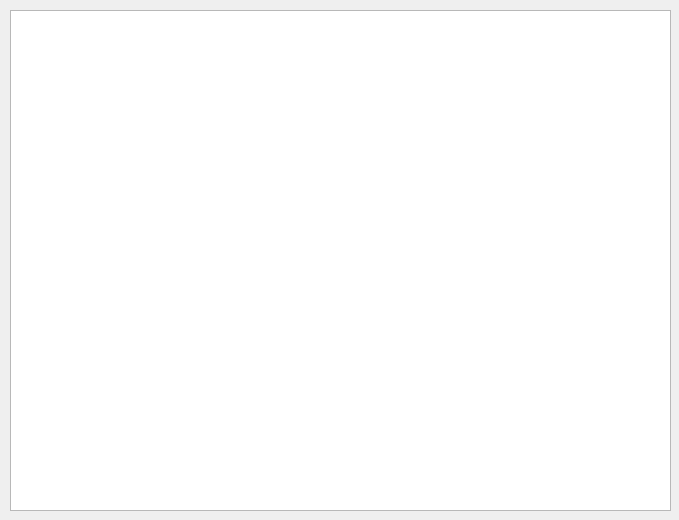
The window that forms/PersonsForm.ui (wil-low/astronom-qt) describes before a commit, drawn with Qt 5.
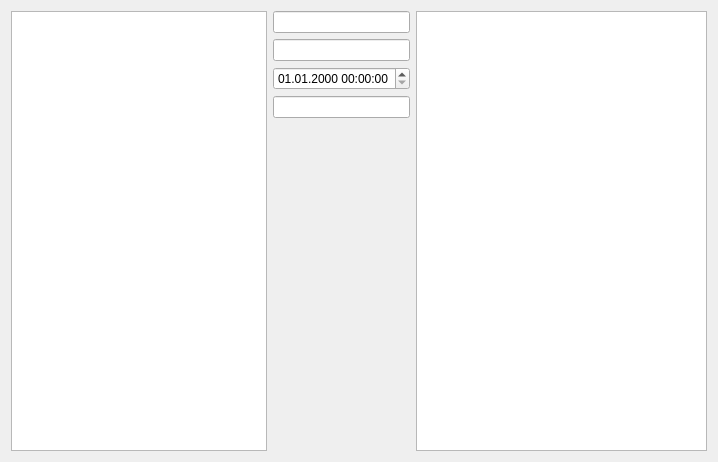
The same window after the commit. Custom widgets are drawn as their Qt base class.

Commit message: PersonsForm layout improved, added model mapping

Patch:
```diff
--- a/forms/PersonsForm.ui
+++ b/forms/PersonsForm.ui
@@ -6,8 +6,8 @@
    <rect>
     <x>0</x>
     <y>0</y>
-    <width>679</width>
-    <height>520</height>
+    <width>718</width>
+    <height>462</height>
    </rect>
   </property>
   <property name="sizePolicy">
@@ -19,41 +19,115 @@
   <property name="windowTitle">
    <string>Dialog</string>
   </property>
-  <widget class="QTableView" name="tvPersonList">
-   <property name="geometry">
-    <rect>
-     <x>10</x>
-     <y>10</y>
-     <width>661</width>
-     <height>501</height>
-    </rect>
-   </property>
-   <property name="editTriggers">
-    <set>QAbstractItemView::NoEditTriggers</set>
-   </property>
-   <property name="alternatingRowColors">
-    <bool>true</bool>
-   </property>
-   <property name="selectionMode">
-    <enum>QAbstractItemView::SingleSelection</enum>
-   </property>
-   <property name="selectionBehavior">
-    <enum>QAbstractItemView::SelectRows</enum>
-   </property>
-   <property name="wordWrap">
-    <bool>false</bool>
-   </property>
-   <attribute name="horizontalHeaderHighlightSections">
-    <bool>false</bool>
-   </attribute>
-   <attribute name="verticalHeaderVisible">
-    <bool>false</bool>
-   </attribute>
-   <attribute name="verticalHeaderHighlightSections">
-    <bool>false</bool>
-   </attribute>
-  </widget>
+  <property name="modal">
+   <bool>true</bool>
+  </property>
+  <layout class="QHBoxLayout" name="horizontalLayout">
+   <item>
+    <widget class="QListView" name="lvPersons">
+     <property name="sizePolicy">
+      <sizepolicy hsizetype="Preferred" vsizetype="Expanding">
+       <horstretch>0</horstretch>
+       <verstretch>0</verstretch>
+      </sizepolicy>
+     </property>
+     <property name="editTriggers">
+      <set>QAbstractItemView::NoEditTriggers</set>
+     </property>
+     <property name="uniformItemSizes">
+      <bool>true</bool>
+     </property>
+    </widget>
+   </item>
+   <item>
+    <layout class="QVBoxLayout" name="verticalLayout">
+     <item>
+      <widget class="CoordLineEdit" name="editLat">
+       <property name="enabled">
+        <bool>true</bool>
+       </property>
+       <property name="sizePolicy">
+        <sizepolicy hsizetype="Preferred" vsizetype="Fixed">
+         <horstretch>0</horstretch>
+         <verstretch>0</verstretch>
+        </sizepolicy>
+       </property>
+      </widget>
+     </item>
+     <item>
+      <widget class="CoordLineEdit" name="editLon">
+       <property name="enabled">
+        <bool>true</bool>
+       </property>
+       <property name="sizePolicy">
+        <sizepolicy hsizetype="Preferred" vsizetype="Fixed">
+         <horstretch>0</horstretch>
+         <verstretch>0</verstretch>
+        </sizepolicy>
+       </property>
+      </widget>
+     </item>
+     <item>
+      <widget class="QDateTimeEdit" name="editDateTime">
+       <property name="enabled">
+        <bool>true</bool>
+       </property>
+       <property name="sizePolicy">
+        <sizepolicy hsizetype="Preferred" vsizetype="Fixed">
+         <horstretch>0</horstretch>
+         <verstretch>0</verstretch>
+        </sizepolicy>
+       </property>
+       <property name="displayFormat">
+        <string>dd.MM.yyyy HH:mm:ss</string>
+       </property>
+      </widget>
+     </item>
+     <item>
+      <widget class="TimeOffsetEdit" name="editTimeOffset">
+       <property name="enabled">
+        <bool>true</bool>
+       </property>
+       <property name="sizePolicy">
+        <sizepolicy hsizetype="Preferred" vsizetype="Fixed">
+         <horstretch>0</horstretch>
+         <verstretch>0</verstretch>
+        </sizepolicy>
+       </property>
+      </widget>
+     </item>
+     <item>
+      <spacer name="verticalSpacer">
+       <property name="orientation">
+        <enum>Qt::Vertical</enum>
+       </property>
+       <property name="sizeHint" stdset="0">
+        <size>
+         <width>20</width>
+         <height>40</height>
+        </size>
+       </property>
+      </spacer>
+     </item>
+    </layout>
+   </item>
+   <item>
+    <widget class="QTableView" name="tvPersonList"/>
+   </item>
+  </layout>
  </widget>
+ <customwidgets>
+  <customwidget>
+   <class>CoordLineEdit</class>
+   <extends>QLineEdit</extends>
+   <header>widgets/CoordLineEdit.h</header>
+  </customwidget>
+  <customwidget>
+   <class>TimeOffsetEdit</class>
+   <extends>QLineEdit</extends>
+   <header>widgets/TimeOffsetEdit.h</header>
+  </customwidget>
+ </customwidgets>
  <resources/>
  <connections/>
 </ui>
```
Left out of the diff: 5 changed lines with no effect on the pictures. The commit also changes 8 other files.
